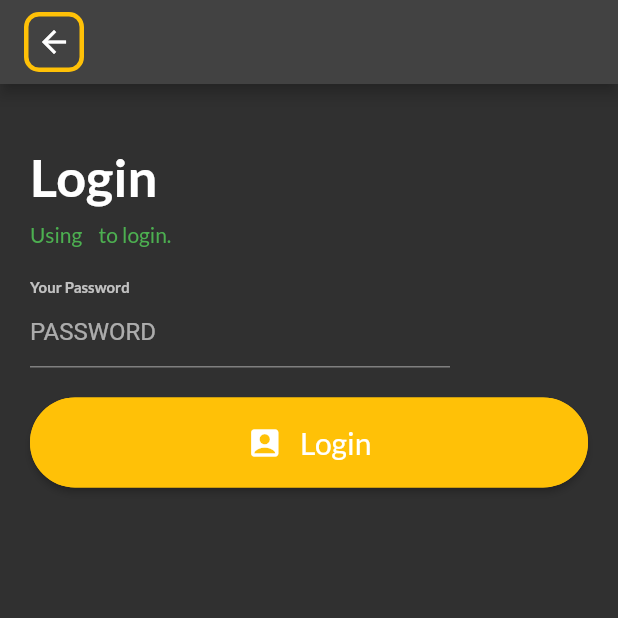
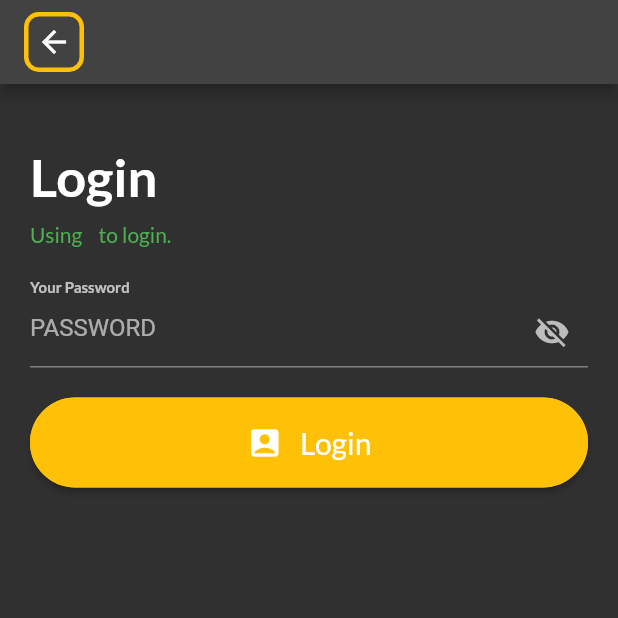
Before and after one commit to allenlogithub/social-app, a Flutter app: the Login screen opened directly with empty values, on a phone screen of 412 x 824 dp, the top half of it. Run offline on Flutter 3.47's test engine with Material 2 defaults, Android fonts, the phone set to English and light mode, and no system bars; our stand-ins replace cookie_jar, dio, dio_cookie_manager, get, google_fonts.

Commit message:
[mod] edit screen:login, able to control password visibility with a button, default is hidden

```diff
--- a/lib/ui/auth/login.dart
+++ b/lib/ui/auth/login.dart
@@ -16,6 +16,13 @@ class Login extends StatefulWidget {
 
 class _LoginState extends State<Login> {
   final TextEditingController _passwordController = TextEditingController();
+  late bool _passwordVisibility;
+
+  @override
+  void initState() {
+    super.initState();
+    _passwordVisibility = false;
+  }
 
   @override
   Widget build(BuildContext context) {
@@ -77,14 +84,27 @@ class _LoginState extends State<Login> {
                             color: Colors.white70,
                             fontSize: 10,
                             fontWeight: FontWeight.bold)),
-                    SizedBox(
-                        width: 280,
-                        child: TextField(
-                          controller: _passwordController,
-                          autocorrect: true,
-                          decoration:
-                              const InputDecoration(hintText: 'PASSWORD'),
-                        )),
+                    TextFormField(
+                      keyboardType: TextInputType.text,
+                      controller: _passwordController,
+                      obscureText: !_passwordVisibility,
+                      decoration: InputDecoration(
+                        hintText: 'PASSWORD',
+                        suffixIcon: IconButton(
+                          icon: Icon(
+                            _passwordVisibility
+                                ? Icons.visibility
+                                : Icons.visibility_off,
+                            color: Colors.grey[400],
+                          ),
+                          onPressed: () {
+                            setState(() {
+                              _passwordVisibility = !_passwordVisibility;
+                            });
+                          },
+                        ),
+                      ),
+                    ),
                     const SizedBox(height: 20),
                     SizedBox(
                       height: 60,
```
